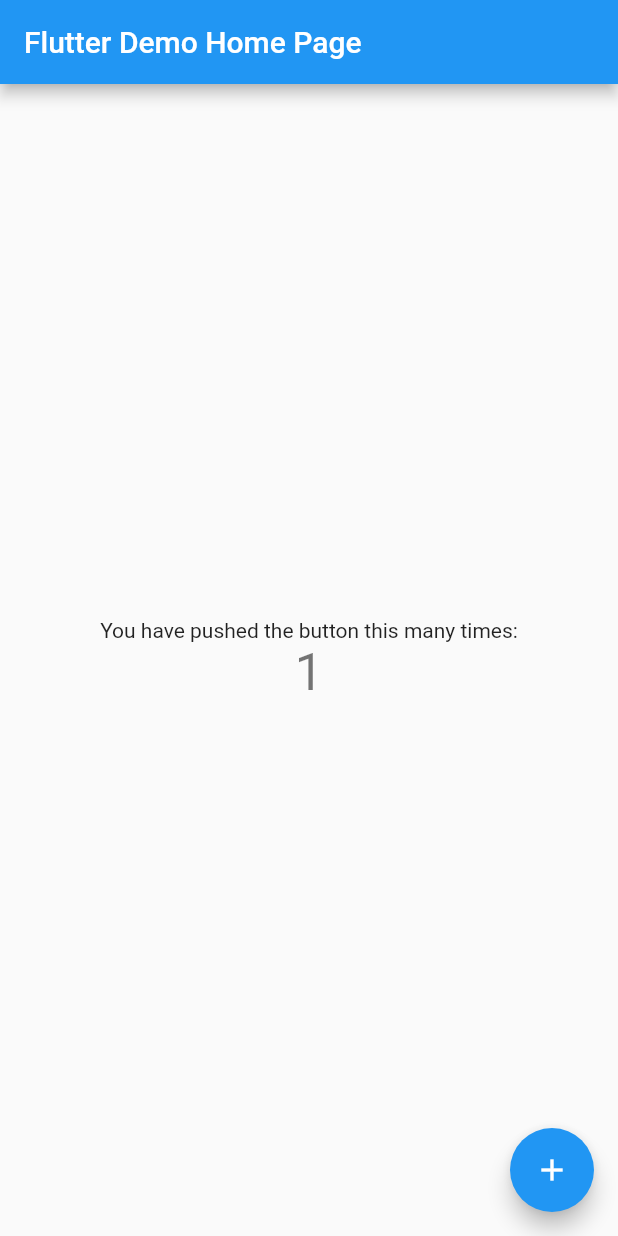
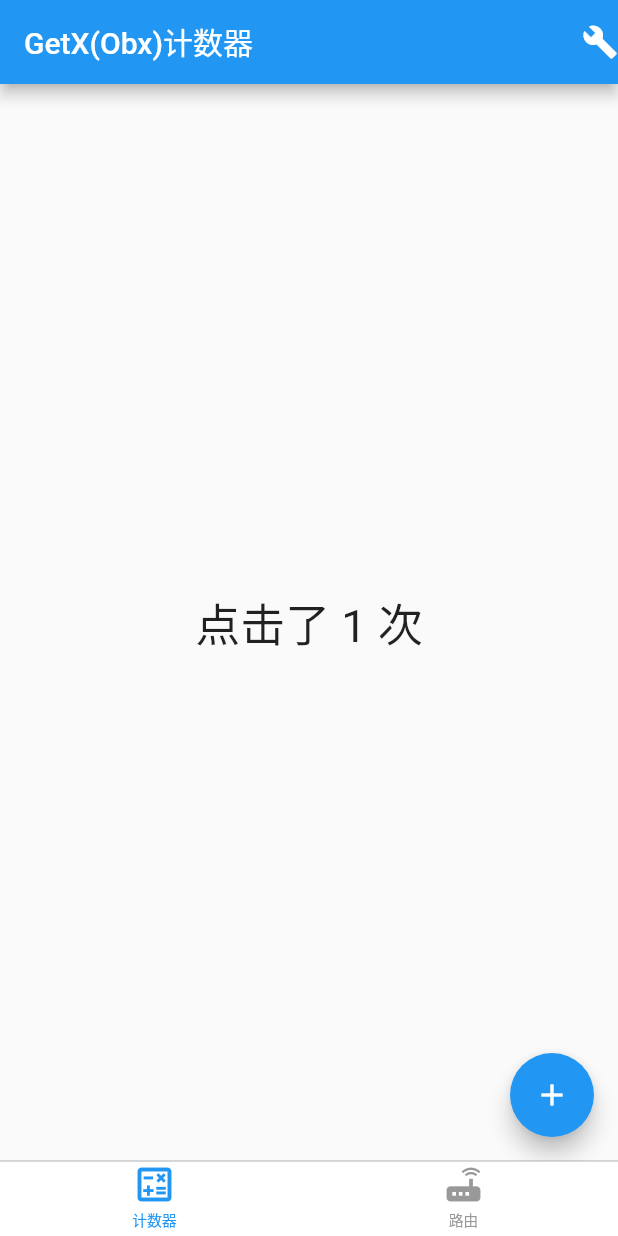
Before and after one commit to KeepStudyingAce/GetXDemo, a Flutter app: the screen it shows after launch, after a tap on the "add" icon, on a phone screen of 412 x 824 dp. Run offline on Flutter 3.47's test engine with Material 2 defaults, Android fonts, the phone set to English and light mode, and no system bars; our stand-ins replace get.

Commit message:
GetX基本使用

```diff
--- /dev/null
+++ b/lib/getxControllers/counter_controller.dart
@@ -0,0 +1,82 @@
+import 'package:get/get.dart';
+import 'package:getx_demo/route_config.dart';
+
+/*
+  分析
+
+Obx是配合Rx响应式变量使用、GetBuilder是配合update使用：请注意，这完全是俩套定点刷新控件的方案
+区别：前者响应式变量变化，Obx自动刷新；后者需要使用update手动调用刷新
+响应式变量，因为使用的是StreamBuilder，会消耗一定资源
+GetBuilder内部实际上是对StatefulWidget的封装，所以占用资源极小
+使用场景
+
+一般来说，对于大多数场景都是可以使用响应式变量的
+但是，在一个包含了大量对象的List，都使用响应式变量，将生成大量的StreamBuilder，必将对内存造成较大的压力，该情况下，就要考虑使用简单状态管理了
+总的来说：推荐GetBuilder和update配合的写法
+GetBuilder内置回收GetxController的功能，能避免一些无法自动回收GetxController的坑爹问题
+使用Obx，相关变量定义初始化以及实体更新和常规写法不同，会对初次接触该框架的人，造成很大的困扰
+getx插件现已支持一键Wrap Widget生成GetBuilder，可以一定程度上提升你的开发效率
+
+*/
+//====================Obx使用:响应式变量====================
+class CounterController extends GetxController {
+  var count = 0.obs;
+
+  ///自增
+  void increase() => ++count;
+
+  ///跳转到build页面
+  void toJump() {
+    Get.toNamed(RouteConfig.counterBuildOne);
+  }
+}
+
+//====================GetBuilder和update使用:手动出发更新，类似provider的notifyListeners()====================
+class CounterGetController extends GetxController {
+  var count = 0;
+  void increase() {
+    ++count;
+    update();
+  }
+}
+
+//====================路由管理====================
+class GetRouteOneController extends GetxController {
+  var count = 0;
+
+  ///跳转到跨页面
+  void toJumpTwo() {
+    //此种路由可以传任意参数和对象到下一个页面
+    Get.toNamed(RouteConfig.getJumpTwo, arguments: {'msg': '我是上个页面传递过来的数据'});
+  }
+
+  ///跳转到跨页面
+  void increase() {
+    count = ++count;
+    update();
+  }
+}
+
+class GetRouteTwoController extends GetxController {
+  var count = 0;
+  String msg = '';
+  /*
+    GetxController包含比较完整的生命周期回调，可以在onInit()接受传递的数据；
+    如果接收的数据需要刷新到界面上，请在onReady回调里面接收数据操作
+    onReady是在addPostFrameCallback回调中调用，刷新数据的操作在onReady进行，能保证界面是初始加载完毕后才进行页面刷新操作的
+  */
+  @override
+  void onReady() {
+    var map = Get.arguments;
+    msg = map['msg'];
+    update();
+
+    super.onReady();
+  }
+
+  ///跳转到跨页面
+  void increase() {
+    count = ++count;
+    update();
+  }
+}
--- a/lib/main.dart
+++ b/lib/main.dart
@@ -1,4 +1,9 @@
+import 'package:flutter/cupertino.dart';
 import 'package:flutter/material.dart';
+import 'package:get/get_navigation/src/root/get_material_app.dart';
+import 'package:getx_demo/pages/counter_get_page.dart';
+import 'package:getx_demo/pages/get_jump_one_page.dart';
+import 'package:getx_demo/route_config.dart';
 
 void main() {
   runApp(MyApp());
@@ -8,110 +13,44 @@ class MyApp extends StatelessWidget {
   // This widget is the root of your application.
   @override
   Widget build(BuildContext context) {
-    return MaterialApp(
+    return GetMaterialApp(
       title: 'Flutter Demo',
       theme: ThemeData(
-        // This is the theme of your application.
-        //
-        // Try running your application with "flutter run". You'll see the
-        // application has a blue toolbar. Then, without quitting the app, try
-        // changing the primarySwatch below to Colors.green and then invoke
-        // "hot reload" (press "r" in the console where you ran "flutter run",
-        // or simply save your changes to "hot reload" in a Flutter IDE).
-        // Notice that the counter didn't reset back to zero; the application
-        // is not restarted.
         primarySwatch: Colors.blue,
-        // This makes the visual density adapt to the platform that you run
-        // the app on. For desktop platforms, the controls will be smaller and
-        // closer together (more dense) than on mobile platforms.
         visualDensity: VisualDensity.adaptivePlatformDensity,
       ),
-      home: MyHomePage(title: 'Flutter Demo Home Page'),
+      getPages: RouteConfig.getPages,
+      home: CupertinoTabScaffold(
+        resizeToAvoidBottomInset: false,
+        tabBar: CupertinoTabBar(
+          backgroundColor: Colors.white,
+          items: [
+            BottomNavigationBarItem(
+              label: "计数器",
+              icon: Icon(Icons.calculate),
+              activeIcon: Icon(Icons.calculate_outlined),
+            ),
+            BottomNavigationBarItem(
+              label: "路由",
+              icon: Icon(Icons.router),
+              activeIcon: Icon(Icons.router_outlined),
+            )
+          ],
+        ),
+        tabBuilder: (context, index) {
+          Widget item;
+          switch (index) {
+            case 0:
+              item = CounterGetPage();
+              break;
+            case 1:
+              item = GetJumpOnePage();
+              break;
+            default:
+          }
+          return item;
+        },
+      ),
     );
   }
 }
-
-class MyHomePage extends StatefulWidget {
-  MyHomePage({Key key, this.title}) : super(key: key);
-
-  // This widget is the home page of your application. It is stateful, meaning
-  // that it has a State object (defined below) that contains fields that affect
-  // how it looks.
-
-  // This class is the configuration for the state. It holds the values (in this
-  // case the title) provided by the parent (in this case the App widget) and
-  // used by the build method of the State. Fields in a Widget subclass are
-  // always marked "final".
-
-  final String title;
-
-  @override
-  _MyHomePageState createState() => _MyHomePageState();
-}
-
-class _MyHomePageState extends State<MyHomePage> {
-  int _counter = 0;
-
-  void _incrementCounter() {
-    setState(() {
-      // This call to setState tells the Flutter framework that something has
-      // changed in this State, which causes it to rerun the build method below
-      // so that the display can reflect the updated values. If we changed
-      // _counter without calling setState(), then the build method would not be
-      // called again, and so nothing would appear to happen.
-      _counter++;
-    });
-  }
-
-  @override
-  Widget build(BuildContext context) {
-    // This method is rerun every time setState is called, for instance as done
-    // by the _incrementCounter method above.
-    //
-    // The Flutter framework has been optimized to make rerunning build methods
-    // fast, so that you can just rebuild anything that needs updating rather
-    // than having to individually change instances of widgets.
-    return Scaffold(
-      appBar: AppBar(
-        // Here we take the value from the MyHomePage object that was created by
-        // the App.build method, and use it to set our appbar title.
-        title: Text(widget.title),
-      ),
-      body: Center(
-        // Center is a layout widget. It takes a single child and positions it
-        // in the middle of the parent.
-        child: Column(
-          // Column is also a layout widget. It takes a list of children and
-          // arranges them vertically. By default, it sizes itself to fit its
-          // children horizontally, and tries to be as tall as its parent.
-          //
-          // Invoke "debug painting" (press "p" in the console, choose the
-          // "Toggle Debug Paint" action from the Flutter Inspector in Android
-          // Studio, or the "Toggle Debug Paint" command in Visual Studio Code)
-          // to see the wireframe for each widget.
-          //
-          // Column has various properties to control how it sizes itself and
-          // how it positions its children. Here we use mainAxisAlignment to
-          // center the children vertically; the main axis here is the vertical
-          // axis because Columns are vertical (the cross axis would be
-          // horizontal).
-          mainAxisAlignment: MainAxisAlignment.center,
-          children: <Widget>[
-            Text(
-              'You have pushed the button this many times:',
-            ),
-            Text(
-              '$_counter',
-              style: Theme.of(context).textTheme.headline4,
-            ),
-          ],
-        ),
-      ),
-      floatingActionButton: FloatingActionButton(
-        onPressed: _incrementCounter,
-        tooltip: 'Increment',
-        child: Icon(Icons.add),
-      ), // This trailing comma makes auto-formatting nicer for build methods.
-    );
-  }
-}
--- /dev/null
+++ b/lib/pages/counter_get_page.dart
@@ -0,0 +1,42 @@
+import 'package:flutter/material.dart';
+import 'package:get/get.dart';
+import 'package:getx_demo/getxControllers/counter_controller.dart';
+
+class CounterGetPage extends StatelessWidget {
+  CounterGetPage({Key key}) : super(key: key);
+
+  final CounterController logic = Get.put(CounterController());
+
+  /*
+Obx()方法刷新的条件
+  只有当响应式变量的值发生变化时，才会会执行刷新操作，当某个变量初始值为：“test”，再赋值为：“test”，并不会执行刷新操作
+  当你定义了一个响应式变量，该响应式变量改变时，包裹该响应式变量的Obx()方法才会执行刷新操作，其它的未包裹该响应式变量的Obx()方法并不会执行刷新操作
+  */
+  @override
+  Widget build(BuildContext context) {
+    return Scaffold(
+      appBar: AppBar(
+        title: const Text('GetX(Obx)计数器'),
+        actions: [
+          GestureDetector(
+            onTap: () {
+              logic.toJump();
+            },
+            child: Icon(Icons.build),
+          )
+        ],
+      ),
+      body: Center(
+        child: Obx(
+          () => Text('点击了 ${logic.count.value} 次',
+              style: TextStyle(fontSize: 30.0)),
+        ),
+      ),
+      floatingActionButton: FloatingActionButton(
+        heroTag: "rrrrr",
+        onPressed: () => logic.increase(),
+        child: const Icon(Icons.add),
+      ),
+    );
+  }
+}
--- /dev/null
+++ b/lib/route_config.dart
@@ -0,0 +1,122 @@
+import 'package:get/get.dart';
+import 'package:getx_demo/pages/counter_build_page.dart';
+import 'package:getx_demo/pages/counter_get_page.dart';
+import 'package:getx_demo/pages/get_jump_one_page.dart';
+import 'package:getx_demo/pages/get_jump_two_page.dart';
+/*
+1、导航到新的页面
+Get.to(NextScreen());
+Get.toNamed("/NextScreen");
+2、关闭SnackBars、Dialogs、BottomSheets或任何你通常会用Navigator.pop(context)关闭的东西
+Get.back();
+3、进入下一个页面，但没有返回上一个页面的选项（用于SplashScreens，登录页面等）
+Get.off(NextScreen());
+Get.offNamed("/NextScreen");
+4、进入下一个界面并取消之前的所有路由（在购物车、投票和测试中很有用）
+Get.offAll(NextScreen());
+Get.offAllNamed("/NextScreen");
+5、发送数据到其它页面
+只要发送你想要的参数即可。Get在这里接受任何东西，无论是一个字符串，一个Map，一个List，甚至一个类的实例。
+
+Get.to(NextScreen(), arguments: 'Get is the best');
+Get.toNamed("/NextScreen", arguments: 'Get is the best');
+在你的类或控制器上：
+
+print(Get.arguments);
+//print out: Get is the best
+要导航到下一条路由，并在返回后立即接收或更新数据
+var data = await Get.to(Payment());
+var data = await Get.toNamed("/payment");
+在另一个页面上，发送前一个路由的数据
+Get.back(result: 'success');
+// 并使用它，例：
+if(data == 'success') madeAnything();
+6、如果你不想使用GetX语法，只要把 Navigator（大写）改成 navigator（小写），你就可以拥有标准导航的所有功能，而不需要使用context，例如：
+// 默认的Flutter导航
+Navigator.of(context).push(
+  context,
+  MaterialPageRoute(
+    builder: (BuildContext context) {
+      return HomePage();
+    },
+  ),
+);
+
+// 使用Flutter语法获得，而不需要context。
+navigator.push(
+  MaterialPageRoute(
+    builder: (_) {
+      return HomePage();
+    },
+  ),
+);
+
+6、 get语法
+Get.to(HomePage());
+动态网页链接
+
+这是一个非常重要的功能，在web端，可以保证通过url传参数到页面里
+Get提供高级动态URL，就像在Web上一样。Web开发者可能已经在Flutter上想要这个功能了，Get也解决了这个问题。
+
+Get.offAllNamed("/NextScreen?device=phone&id=354&name=Enzo");
+在你的controller/bloc/stateful/stateless类上：
+
+print(Get.parameters['id']);
+// out: 354
+print(Get.parameters['name']);
+// out: Enzo
+你也可以用Get轻松接收NamedParameters。
+
+void main() {
+  runApp(
+    GetMaterialApp(
+      initialRoute: '/',
+      getPages: [
+      GetPage(
+        name: '/',
+        page: () => MyHomePage(),
+      ),
+      GetPage(
+        name: '/profile/',
+        page: () => MyProfile(),
+      ),
+       //你可以为有参数的路由定义一个不同的页面，也可以为没有参数的路由定义一个不同的页面，但是你必须在不接收参数的路由上使用斜杠"/"，就像上面说的那样。
+       GetPage(
+        name: '/profile/:user',
+        page: () => UserProfile(),
+      ),
+      GetPage(
+        name: '/third',
+        page: () => Third(),
+        transition: Transition.cupertino
+      ),
+     ],
+    )
+  );
+}
+发送命名路由数据
+
+Get.toNamed("/profile/34954");
+在第二个页面上，通过参数获取数据
+
+print(Get.parameters['user']);
+// out: 34954
+现在，你需要做的就是使用Get.toNamed()来导航你的命名路由，不需要任何context(你可以直接从你的BLoC或Controller类中调用你的路由)，当你的应用程序被编译到web时，你的路由将出现在URL中。
+
+
+*/
+class RouteConfig {
+  static final String counterBuildOne = "/counter/buildOne";
+  static final String counterGetOne = "/counter/getOne";
+
+  static final String getJumpOne = "/jumpOne";
+  static final String getJumpTwo = "/jumpOne/jumpTwo";
+
+  ///别名映射页面
+  static final List<GetPage> getPages = [
+    GetPage(name: counterBuildOne, page: () => CounterBuildPage()),
+    GetPage(name: counterGetOne, page: () => CounterGetPage()),
+    GetPage(name: getJumpOne, page: () => GetJumpOnePage()),
+    GetPage(name: getJumpTwo, page: () => GetJumpTwoPage()),
+  ];
+}
--- a/pubspec.yaml
+++ b/pubspec.yaml
@@ -23,6 +23,7 @@ environment:
 dependencies:
   flutter:
     sdk: flutter
+  get: ^3.26.0
 
 
   # The following adds the Cupertino Icons font to your application.
```
Also changed, not shown: lib/pages/counter_build_page.dart (added, +36 -0 lines), lib/pages/get_jump_one_page.dart (added, +30 -0 lines), lib/pages/get_jump_two_page.dart (added, +44 -0 lines), pubspec.lock.
